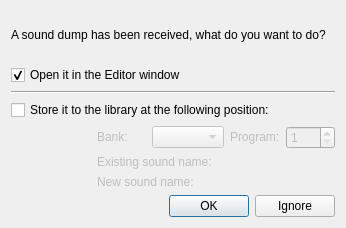
First picture: the form in bigglesworth/dialogs/dumpdialog.ui, repository MaurizioB/Bigglesworth, before the edit.
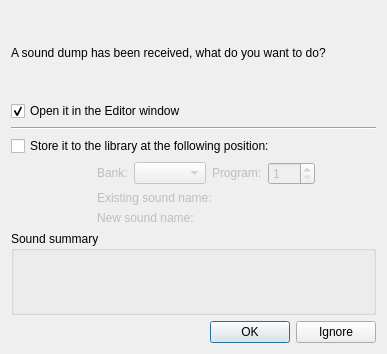
Second picture: the form after the edit. Custom widgets are drawn as their Qt base class.

Commit message: Sound summary for library, various fixes SysEx import has been refactored and now its sound summary available for library sounds too. Duplex state (both input and output) now allows easier "full" MIDI connection detection. The category combo in the Librarian now correctly shows the available number of sounds for each category. The Librarian interface has been updated, also a bug which caused wrong sound destination editing has been fixed.

The edit to the form file:
```diff
--- a/bigglesworth/dialogs/dumpdialog.ui
+++ b/bigglesworth/dialogs/dumpdialog.ui
@@ -6,31 +6,14 @@
    <rect>
     <x>0</x>
     <y>0</y>
-    <width>346</width>
-    <height>228</height>
+    <width>387</width>
+    <height>354</height>
    </rect>
   </property>
   <property name="windowTitle">
    <string>Dialog</string>
   </property>
   <layout class="QGridLayout" name="gridLayout">
-   <item row="3" column="0" colspan="2">
-    <widget class="QCheckBox" name="store_chk">
-     <property name="text">
-      <string>Store it to the library at the following position:</string>
-     </property>
-    </widget>
-   </item>
-   <item row="1" column="0" colspan="2">
-    <widget class="QCheckBox" name="editor_chk">
-     <property name="text">
-      <string>Open it in the Editor window</string>
-     </property>
-     <property name="checked">
-      <bool>true</bool>
-     </property>
-    </widget>
-   </item>
    <item row="4" column="0" rowspan="2">
     <spacer name="horizontalSpacer">
      <property name="orientation">
@@ -109,23 +92,6 @@
      </item>
     </layout>
    </item>
-   <item row="0" column="0" colspan="2">
-    <widget class="QLabel" name="label">
-     <property name="text">
-      <string>A sound dump has been received, what do you want to do?</string>
-     </property>
-    </widget>
-   </item>
-   <item row="6" column="1">
-    <widget class="QDialogButtonBox" name="buttonBox">
-     <property name="orientation">
-      <enum>Qt::Horizontal</enum>
-     </property>
-     <property name="standardButtons">
-      <set>QDialogButtonBox::Ignore|QDialogButtonBox::Ok</set>
-     </property>
-    </widget>
-   </item>
    <item row="5" column="1">
     <layout class="QGridLayout" name="gridLayout_2">
      <item row="0" column="0">
@@ -194,15 +160,82 @@
      </item>
     </layout>
    </item>
-   <item row="2" column="0" colspan="2">
+   <item row="6" column="0" colspan="3">
+    <widget class="QGroupBox" name="groupBox">
+     <property name="title">
+      <string>Sound summary</string>
+     </property>
+     <layout class="QVBoxLayout" name="verticalLayout">
+      <item>
+       <widget class="SummaryWidget" name="summary_widget" native="true"/>
+      </item>
+     </layout>
+    </widget>
+   </item>
+   <item row="7" column="0" colspan="3">
+    <widget class="QDialogButtonBox" name="buttonBox">
+     <property name="orientation">
+      <enum>Qt::Horizontal</enum>
+     </property>
+     <property name="standardButtons">
+      <set>QDialogButtonBox::Ignore|QDialogButtonBox::Ok</set>
+     </property>
+    </widget>
+   </item>
+   <item row="2" column="0" colspan="3">
     <widget class="Line" name="line">
      <property name="orientation">
       <enum>Qt::Horizontal</enum>
      </property>
     </widget>
    </item>
+   <item row="3" column="0" colspan="3">
+    <widget class="QCheckBox" name="store_chk">
+     <property name="text">
+      <string>Store it to the library at the following position:</string>
+     </property>
+    </widget>
+   </item>
+   <item row="1" column="0" colspan="3">
+    <widget class="QCheckBox" name="editor_chk">
+     <property name="text">
+      <string>Open it in the Editor window</string>
+     </property>
+     <property name="checked">
+      <bool>true</bool>
+     </property>
+    </widget>
+   </item>
+   <item row="0" column="0" colspan="3">
+    <widget class="QLabel" name="label">
+     <property name="text">
+      <string>A sound dump has been received, what do you want to do?</string>
+     </property>
+    </widget>
+   </item>
+   <item row="4" column="2" rowspan="2">
+    <spacer name="horizontalSpacer_2">
+     <property name="orientation">
+      <enum>Qt::Horizontal</enum>
+     </property>
+     <property name="sizeHint" stdset="0">
+      <size>
+       <width>40</width>
+       <height>20</height>
+      </size>
+     </property>
+    </spacer>
+   </item>
   </layout>
  </widget>
+ <customwidgets>
+  <customwidget>
+   <class>SummaryWidget</class>
+   <extends>QWidget</extends>
+   <header>bigglesworth.dialogs.summary</header>
+   <container>1</container>
+  </customwidget>
+ </customwidgets>
  <resources/>
  <connections>
   <connection>
```
Left out of the diff: 2 changed lines with no effect on the pictures. The commit also changes 9 other files.
